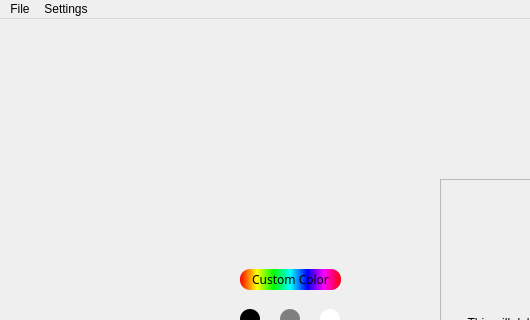
Before: the Qt Designer form SpriteEditor/mainwindow.ui in 00Calvin00/Git-Happens, drawn with Qt 5; both pictures show x 0 to 530 and y 0 to 320 of the 1262 by 745 pixel window.
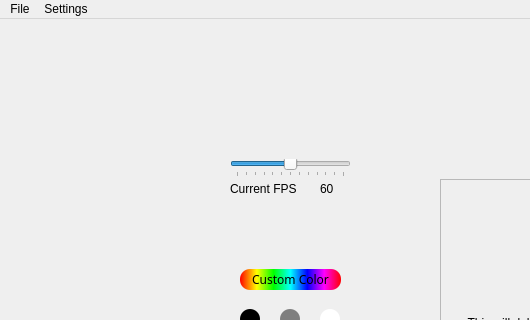
After: the same form once the commit is applied. Custom widgets are drawn as their Qt base class.

Commit message:
Added Frame Preview with FPS slider
The frame preview has been added taking whatever the FPS slider is set
to and then divdes 1000 by that number. We use that to get the frames
per 1000 ms which it then uses to update the QTimer.

HOWEVER THIS PREVIEW CAPTURES THE FULL QPIXMAP INSTEAD OF WHAT WE WANT.

```diff
--- a/SpriteEditor/mainwindow.ui
+++ b/SpriteEditor/mainwindow.ui
@@ -23,16 +23,6 @@
    <string notr="true"/>
   </property>
   <widget class="QWidget" name="centralwidget">
-   <widget class="QWidget" name="animationPreview" native="true">
-    <property name="geometry">
-     <rect>
-      <x>230</x>
-      <y>0</y>
-      <width>120</width>
-      <height>110</height>
-     </rect>
-    </property>
-   </widget>
    <widget class="QWidget" name="animationPreviewOptions" native="true">
     <property name="geometry">
      <rect>
@@ -42,6 +32,60 @@
       <height>100</height>
      </rect>
     </property>
+    <widget class="QSlider" name="animationFPSSlider">
+     <property name="geometry">
+      <rect>
+       <x>0</x>
+       <y>10</y>
+       <width>121</width>
+       <height>18</height>
+      </rect>
+     </property>
+     <property name="maximum">
+      <number>120</number>
+     </property>
+     <property name="singleStep">
+      <number>1</number>
+     </property>
+     <property name="sliderPosition">
+      <number>60</number>
+     </property>
+     <property name="orientation">
+      <enum>Qt::Orientation::Horizontal</enum>
+     </property>
+     <property name="tickPosition">
+      <enum>QSlider::TickPosition::TicksBelow</enum>
+     </property>
+     <property name="tickInterval">
+      <number>10</number>
+     </property>
+    </widget>
+    <widget class="QLabel" name="animationFPSText">
+     <property name="geometry">
+      <rect>
+       <x>0</x>
+       <y>30</y>
+       <width>81</width>
+       <height>20</height>
+      </rect>
+     </property>
+     <property name="text">
+      <string>Current FPS</string>
+     </property>
+    </widget>
+    <widget class="QLabel" name="animationFPSNumber">
+     <property name="geometry">
+      <rect>
+       <x>90</x>
+       <y>30</y>
+       <width>31</width>
+       <height>20</height>
+      </rect>
+     </property>
+     <property name="text">
+      <string>60</string>
+     </property>
+    </widget>
    </widget>
    <widget class="QWidget" name="colorSelector" native="true">
     <property name="geometry">
@@ -784,7 +828,19 @@
      </property>
     </widget>
    </widget>
-   <zorder>animationPreview</zorder>
+   <widget class="QLabel" name="animationPreview">
+    <property name="geometry">
+     <rect>
+      <x>230</x>
+      <y>10</y>
+      <width>111</width>
+      <height>111</height>
+     </rect>
+    </property>
+    <property name="text">
+     <string/>
+    </property>
+   </widget>
    <zorder>animationPreviewOptions</zorder>
    <zorder>colorSelector</zorder>
    <zorder>drawButton</zorder>
```
Left out of the diff: 3 changed lines with no effect on the pictures. The commit also changes 2 other files.
